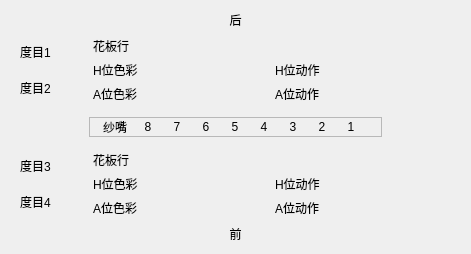
Before: the Qt Designer form formhead.ui in httpftpli/mdimh, drawn with Qt 5.
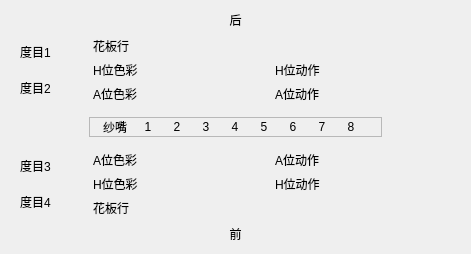
After: the same form once the commit is applied. Custom widgets are drawn as their Qt base class.

```diff
--- a/formhead.ui
+++ b/formhead.ui
@@ -334,7 +334,7 @@
          </widget>
         </item>
         <item row="0" column="2">
-         <widget class="QLabel" name="label_sz8">
+         <widget class="QLabel" name="label_sz1">
           <property name="minimumSize">
            <size>
             <width>16</width>
@@ -348,7 +348,7 @@
            </size>
           </property>
           <property name="text">
-           <string>8</string>
+           <string>1</string>
           </property>
           <property name="alignment">
            <set>Qt::AlignCenter</set>
@@ -356,7 +356,7 @@
          </widget>
         </item>
         <item row="0" column="3">
-         <widget class="QLabel" name="label_sz7">
+         <widget class="QLabel" name="label_sz2">
           <property name="minimumSize">
            <size>
             <width>16</width>
@@ -370,7 +370,7 @@
            </size>
           </property>
           <property name="text">
-           <string>7</string>
+           <string>2</string>
           </property>
           <property name="alignment">
            <set>Qt::AlignCenter</set>
@@ -378,7 +378,7 @@
          </widget>
         </item>
         <item row="0" column="4">
-         <widget class="QLabel" name="label_sz6">
+         <widget class="QLabel" name="label_sz3">
           <property name="minimumSize">
            <size>
             <width>16</width>
@@ -392,7 +392,7 @@
            </size>
           </property>
           <property name="text">
-           <string>6</string>
+           <string>3</string>
           </property>
           <property name="alignment">
            <set>Qt::AlignCenter</set>
@@ -400,28 +400,6 @@
          </widget>
         </item>
         <item row="0" column="5">
-         <widget class="QLabel" name="label_sz5">
-          <property name="minimumSize">
-           <size>
-            <width>16</width>
-            <height>16</height>
-           </size>
-          </property>
-          <property name="maximumSize">
-           <size>
-            <width>16</width>
-            <height>16</height>
-           </size>
-          </property>
-          <property name="text">
-           <string>5</string>
-          </property>
-          <property name="alignment">
-           <set>Qt::AlignCenter</set>
-          </property>
-         </widget>
-        </item>
-        <item row="0" column="6">
          <widget class="QLabel" name="label_sz4">
           <property name="minimumSize">
            <size>
@@ -443,8 +421,30 @@
           </property>
          </widget>
         </item>
+        <item row="0" column="6">
+         <widget class="QLabel" name="label_sz5">
+          <property name="minimumSize">
+           <size>
+            <width>16</width>
+            <height>16</height>
+           </size>
+          </property>
+          <property name="maximumSize">
+           <size>
+            <width>16</width>
+            <height>16</height>
+           </size>
+          </property>
+          <property name="text">
+           <string>5</string>
+          </property>
+          <property name="alignment">
+           <set>Qt::AlignCenter</set>
+          </property>
+         </widget>
+        </item>
         <item row="0" column="7">
-         <widget class="QLabel" name="label_sz3">
+         <widget class="QLabel" name="label_sz6">
           <property name="minimumSize">
            <size>
             <width>16</width>
@@ -458,7 +458,7 @@
            </size>
           </property>
           <property name="text">
-           <string>3</string>
+           <string>6</string>
           </property>
           <property name="alignment">
            <set>Qt::AlignCenter</set>
@@ -466,7 +466,7 @@
          </widget>
         </item>
         <item row="0" column="8">
-         <widget class="QLabel" name="label_sz2">
+         <widget class="QLabel" name="label_sz7">
           <property name="minimumSize">
            <size>
             <width>16</width>
@@ -480,7 +480,7 @@
            </size>
           </property>
           <property name="text">
-           <string>2</string>
+           <string>7</string>
           </property>
           <property name="alignment">
            <set>Qt::AlignCenter</set>
@@ -488,7 +488,7 @@
          </widget>
         </item>
         <item row="0" column="9">
-         <widget class="QLabel" name="label_sz1">
+         <widget class="QLabel" name="label_sz8">
           <property name="minimumSize">
            <size>
             <width>16</width>
@@ -502,7 +502,7 @@
            </size>
           </property>
           <property name="text">
-           <string>1</string>
+           <string>8</string>
           </property>
           <property name="alignment">
            <set>Qt::AlignCenter</set>
@@ -658,20 +658,33 @@
       </item>
       <item>
        <layout class="QGridLayout" name="gridLayout_6">
-        <item row="0" column="0">
-         <widget class="QLabel" name="label_52">
+        <item row="2" column="1">
+         <widget class="QLabel" name="label_hwscq">
           <property name="sizePolicy">
-           <sizepolicy hsizetype="Fixed" vsizetype="Preferred">
+           <sizepolicy hsizetype="Expanding" vsizetype="Expanding">
             <horstretch>0</horstretch>
             <verstretch>0</verstretch>
            </sizepolicy>
           </property>
           <property name="text">
-           <string>花板行</string>
+           <string/>
           </property>
          </widget>
         </item>
-        <item row="1" column="0">
+        <item row="1" column="1">
+         <widget class="QLabel" name="label_awscq">
+          <property name="sizePolicy">
+           <sizepolicy hsizetype="Expanding" vsizetype="Expanding">
+            <horstretch>0</horstretch>
+            <verstretch>0</verstretch>
+           </sizepolicy>
+          </property>
+          <property name="text">
+           <string/>
+          </property>
+         </widget>
+        </item>
+        <item row="2" column="0">
          <widget class="QLabel" name="label_53">
           <property name="sizePolicy">
            <sizepolicy hsizetype="Fixed" vsizetype="Preferred">
@@ -684,20 +697,7 @@
           </property>
          </widget>
         </item>
-        <item row="1" column="2">
-         <widget class="QLabel" name="label_54">
-          <property name="sizePolicy">
-           <sizepolicy hsizetype="Fixed" vsizetype="Preferred">
-            <horstretch>0</horstretch>
-            <verstretch>0</verstretch>
-           </sizepolicy>
-          </property>
-          <property name="text">
-           <string>H位动作</string>
-          </property>
-         </widget>
-        </item>
-        <item row="2" column="0">
+        <item row="1" column="0">
          <widget class="QLabel" name="label_55">
           <property name="sizePolicy">
            <sizepolicy hsizetype="Fixed" vsizetype="Preferred">
@@ -710,7 +710,46 @@
           </property>
          </widget>
         </item>
+        <item row="2" column="3">
+         <widget class="QLabel" name="label_hwdzq">
+          <property name="sizePolicy">
+           <sizepolicy hsizetype="Expanding" vsizetype="Preferred">
+            <horstretch>0</horstretch>
+            <verstretch>0</verstretch>
+           </sizepolicy>
+          </property>
+          <property name="text">
+           <string/>
+          </property>
+         </widget>
+        </item>
+        <item row="1" column="3">
+         <widget class="QLabel" name="label_awdzq">
+          <property name="sizePolicy">
+           <sizepolicy hsizetype="Expanding" vsizetype="Preferred">
+            <horstretch>0</horstretch>
+            <verstretch>0</verstretch>
+           </sizepolicy>
+          </property>
+          <property name="text">
+           <string/>
+          </property>
+         </widget>
+        </item>
         <item row="2" column="2">
+         <widget class="QLabel" name="label_54">
+          <property name="sizePolicy">
+           <sizepolicy hsizetype="Fixed" vsizetype="Preferred">
+            <horstretch>0</horstretch>
+            <verstretch>0</verstretch>
+           </sizepolicy>
+          </property>
+          <property name="text">
+           <string>H位动作</string>
+          </property>
+         </widget>
+        </item>
+        <item row="1" column="2">
          <widget class="QLabel" name="label_56">
           <property name="sizePolicy">
            <sizepolicy hsizetype="Fixed" vsizetype="Preferred">
@@ -723,7 +762,20 @@
           </property>
          </widget>
         </item>
-        <item row="0" column="1">
+        <item row="3" column="0">
+         <widget class="QLabel" name="label_52">
+          <property name="sizePolicy">
+           <sizepolicy hsizetype="Fixed" vsizetype="Preferred">
+            <horstretch>0</horstretch>
+            <verstretch>0</verstretch>
+           </sizepolicy>
+          </property>
+          <property name="text">
+           <string>花板行</string>
+          </property>
+         </widget>
+        </item>
+        <item row="3" column="1">
          <widget class="QLabel" name="label_hbhq">
           <property name="sizePolicy">
            <sizepolicy hsizetype="Expanding" vsizetype="Expanding">
@@ -736,58 +788,6 @@
           </property>
          </widget>
         </item>
-        <item row="1" column="1">
-         <widget class="QLabel" name="label_hwscq">
-          <property name="sizePolicy">
-           <sizepolicy hsizetype="Expanding" vsizetype="Expanding">
-            <horstretch>0</horstretch>
-            <verstretch>0</verstretch>
-           </sizepolicy>
-          </property>
-          <property name="text">
-           <string/>
-          </property>
-         </widget>
-        </item>
-        <item row="2" column="1">
-         <widget class="QLabel" name="label_awscq">
-          <property name="sizePolicy">
-           <sizepolicy hsizetype="Expanding" vsizetype="Expanding">
-            <horstretch>0</horstretch>
-            <verstretch>0</verstretch>
-           </sizepolicy>
-          </property>
-          <property name="text">
-           <string/>
-          </property>
-         </widget>
-        </item>
-        <item row="1" column="3">
-         <widget class="QLabel" name="label_hwdzq">
-          <property name="sizePolicy">
-           <sizepolicy hsizetype="Expanding" vsizetype="Preferred">
-            <horstretch>0</horstretch>
-            <verstretch>0</verstretch>
-           </sizepolicy>
-          </property>
-          <property name="text">
-           <string/>
-          </property>
-         </widget>
-        </item>
-        <item row="2" column="3">
-         <widget class="QLabel" name="label_awdzq">
-          <property name="sizePolicy">
-           <sizepolicy hsizetype="Expanding" vsizetype="Preferred">
-            <horstretch>0</horstretch>
-            <verstretch>0</verstretch>
-           </sizepolicy>
-          </property>
-          <property name="text">
-           <string/>
-          </property>
-         </widget>
-        </item>
        </layout>
       </item>
      </layout>
```
